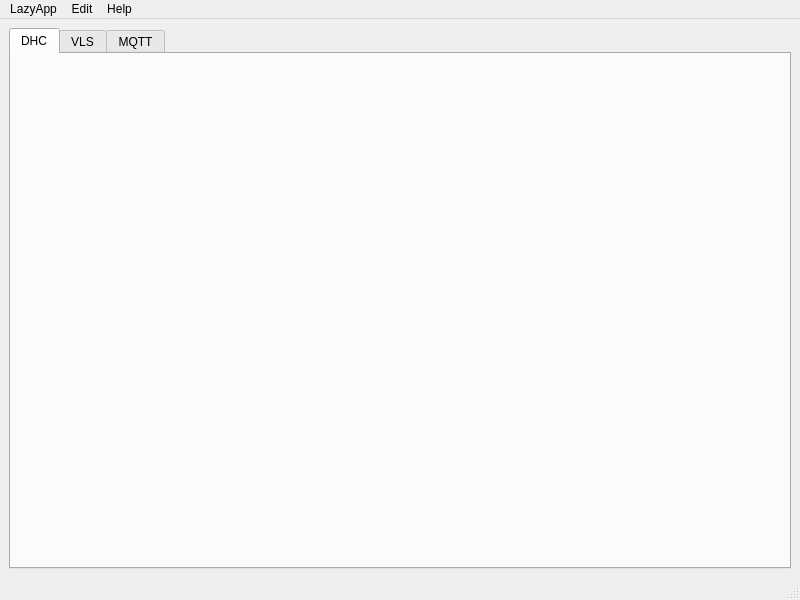
anhembedded/RsLazyApp, file views/pySide6View/mainWindow/mainWindow.ui: the form before one commit.
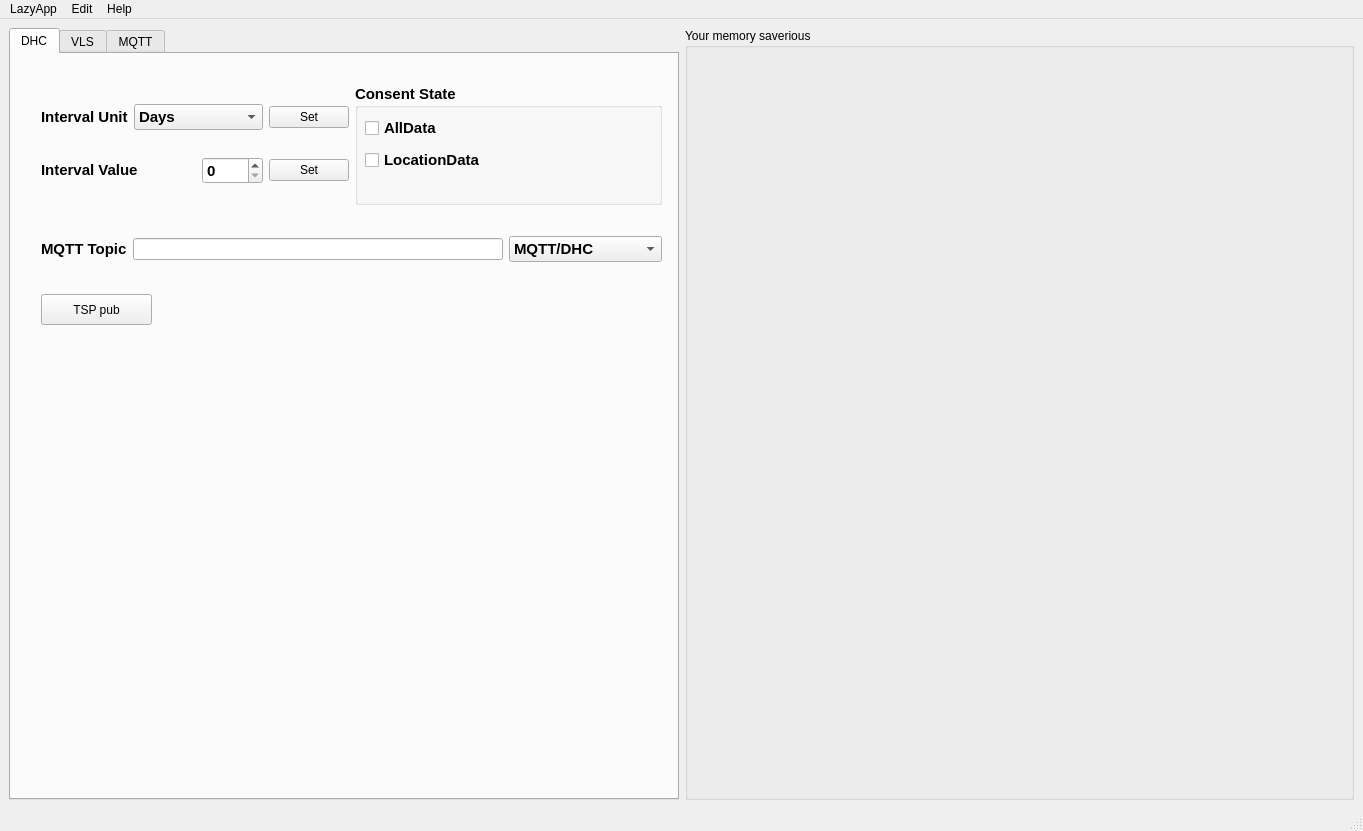
The form after the commit. The open tabs and pages were chosen to show the change. Icons and pictures are not drawn.

The edit to the form file:
```diff
--- a/views/pySide6View/mainWindow/mainWindow.ui
+++ b/views/pySide6View/mainWindow/mainWindow.ui
@@ -6,10 +6,16 @@
    <rect>
     <x>0</x>
     <y>0</y>
-    <width>800</width>
-    <height>600</height>
+    <width>1363</width>
+    <height>831</height>
    </rect>
   </property>
+  <property name="sizePolicy">
+   <sizepolicy hsizetype="Expanding" vsizetype="Expanding">
+    <horstretch>0</horstretch>
+    <verstretch>0</verstretch>
+   </sizepolicy>
+  </property>
   <property name="windowTitle">
    <string>MainWindow</string>
   </property>
@@ -17,6 +23,18 @@
    <layout class="QHBoxLayout" name="horizontalLayout">
     <item>
      <widget class="QTabWidget" name="AppTab">
+      <property name="sizePolicy">
+       <sizepolicy hsizetype="Expanding" vsizetype="Expanding">
+        <horstretch>0</horstretch>
+        <verstretch>0</verstretch>
+       </sizepolicy>
+      </property>
+      <property name="minimumSize">
+       <size>
+        <width>670</width>
+        <height>562</height>
+       </size>
+      </property>
       <property name="autoFillBackground">
        <bool>true</bool>
       </property>
@@ -27,6 +45,234 @@
        <attribute name="title">
         <string>DHC</string>
        </attribute>
+       <widget class="QPushButton" name="pushButton">
+        <property name="geometry">
+         <rect>
+          <x>30</x>
+          <y>240</y>
+          <width>111</width>
+          <height>31</height>
+         </rect>
+        </property>
+        <property name="text">
+         <string>TSP pub</string>
+        </property>
+       </widget>
+       <widget class="QWidget" name="">
+        <property name="geometry">
+         <rect>
+          <x>30</x>
+          <y>30</y>
+          <width>621</width>
+          <height>121</height>
+         </rect>
+        </property>
+        <layout class="QHBoxLayout" name="horizontalLayout_3">
+         <item>
+          <layout class="QGridLayout" name="gridLayout">
+           <item row="0" column="0">
+            <widget class="QLabel" name="label_intervalUnit">
+             <property name="text">
+              <string>&lt;html&gt;&lt;head/&gt;&lt;body&gt;&lt;p&gt;&lt;span style=&quot; font-size:11pt; font-weight:700;&quot;&gt;Interval Unit&lt;/span&gt;&lt;/p&gt;&lt;/body&gt;&lt;/html&gt;</string>
+             </property>
+            </widget>
+           </item>
+           <item row="0" column="1" colspan="2">
+            <widget class="QComboBox" name="comboBox_intervalUnit">
+             <property name="minimumSize">
+              <size>
+               <width>91</width>
+               <height>0</height>
+              </size>
+             </property>
+             <property name="font">
+              <font>
+               <pointsize>11</pointsize>
+               <bold>true</bold>
+              </font>
+             </property>
+             <property name="placeholderText">
+              <string/>
+             </property>
+             <item>
+              <property name="text">
+               <string>Days</string>
+              </property>
+              <property name="icon">
+               <iconset theme="applications-utilities"/>
+              </property>
+             </item>
+             <item>
+              <property name="text">
+               <string>Minutes</string>
+              </property>
+             </item>
+            </widget>
+           </item>
+           <item row="0" column="3">
+            <widget class="QPushButton" name="pushButton_2">
+             <property name="text">
+              <string>Set</string>
+             </property>
+            </widget>
+           </item>
+           <item row="1" column="0" colspan="2">
+            <widget class="QLabel" name="label_IntervalValue">
+             <property name="sizePolicy">
+              <sizepolicy hsizetype="MinimumExpanding" vsizetype="Preferred">
+               <horstretch>0</horstretch>
+               <verstretch>0</verstretch>
+              </sizepolicy>
+             </property>
+             <property name="minimumSize">
+              <size>
+               <width>97</width>
+               <height>29</height>
+              </size>
+             </property>
+             <property name="text">
+              <string>&lt;html&gt;&lt;head/&gt;&lt;body&gt;&lt;p&gt;&lt;span style=&quot; font-size:11pt; font-weight:700;&quot;&gt;Interval Value&lt;/span&gt;&lt;/p&gt;&lt;/body&gt;&lt;/html&gt;</string>
+             </property>
+            </widget>
+           </item>
+           <item row="1" column="2">
+            <widget class="QSpinBox" name="spinBox_IntervalValue">
+             <property name="font">
+              <font>
+               <pointsize>11</pointsize>
+               <bold>true</bold>
+              </font>
+             </property>
+            </widget>
+           </item>
+           <item row="1" column="3">
+            <widget class="QPushButton" name="pushButton_3">
+             <property name="text">
+              <string>Set</string>
+             </property>
+            </widget>
+           </item>
+          </layout>
+         </item>
+         <item>
+          <widget class="QGroupBox" name="groupBox">
+           <property name="font">
+            <font>
+             <pointsize>11</pointsize>
+             <bold>true</bold>
+            </font>
+           </property>
+           <property name="title">
+            <string>Consent State</string>
+           </property>
+           <widget class="QWidget" name="">
+            <property name="geometry">
+             <rect>
+              <x>10</x>
+              <y>30</y>
+              <width>143</width>
+              <height>60</height>
+             </rect>
+            </property>
+            <layout class="QVBoxLayout" name="verticalLayout">
+             <item>
+              <widget class="QCheckBox" name="checkBox">
+               <property name="minimumSize">
+                <size>
+                 <width>131</width>
+                 <height>21</height>
+                </size>
+               </property>
+               <property name="font">
+                <font>
+                 <pointsize>11</pointsize>
+                 <bold>true</bold>
+                </font>
+               </property>
+               <property name="text">
+                <string>AllData</string>
+               </property>
+              </widget>
+             </item>
+             <item>
+              <widget class="QCheckBox" name="checkBox_2">
+               <property name="minimumSize">
+                <size>
+                 <width>141</width>
+                 <height>22</height>
+                </size>
+               </property>
+               <property name="font">
+                <font>
+                 <pointsize>11</pointsize>
+                 <bold>true</bold>
+                </font>
+               </property>
+               <property name="text">
+                <string>LocationData</string>
+               </property>
+              </widget>
+             </item>
+            </layout>
+           </widget>
+          </widget>
+         </item>
+        </layout>
+       </widget>
+       <widget class="QWidget" name="">
+        <property name="geometry">
+         <rect>
+          <x>30</x>
+          <y>180</y>
+          <width>621</width>
+          <height>30</height>
+         </rect>
+        </property>
+        <layout class="QHBoxLayout" name="horizontalLayout_4">
+         <item>
+          <widget class="QLabel" name="label_IntervalValue_3">
+           <property name="text">
+            <string>&lt;html&gt;&lt;head/&gt;&lt;body&gt;&lt;p&gt;&lt;span style=&quot; font-size:11pt; font-weight:700;&quot;&gt;MQTT Topic&lt;/span&gt;&lt;/p&gt;&lt;/body&gt;&lt;/html&gt;</string>
+           </property>
+          </widget>
+         </item>
+         <item>
+          <widget class="QLineEdit" name="lineEdit"/>
+         </item>
+         <item>
+          <widget class="QComboBox" name="comboBox_intervalUnit_2">
+           <property name="minimumSize">
+            <size>
+             <width>91</width>
+             <height>0</height>
+            </size>
+           </property>
+           <property name="font">
+            <font>
+             <pointsize>11</pointsize>
+             <bold>true</bold>
+            </font>
+           </property>
+           <property name="placeholderText">
+            <string/>
+           </property>
+           <item>
+            <property name="text">
+             <string>MQTT/DHC</string>
+            </property>
+            <property name="icon">
+             <iconset theme="applications-utilities"/>
+            </property>
+           </item>
+           <item>
+            <property name="text">
+             <string>MQTT/DHC/result</string>
+            </property>
+           </item>
+          </widget>
+         </item>
+        </layout>
+       </widget>
       </widget>
       <widget class="QWidget" name="VLS_Tab" native="true">
        <attribute name="icon">
@@ -43,6 +289,25 @@
       </widget>
      </widget>
     </item>
+    <item>
+     <widget class="QGroupBox" name="groupBox_terminalLike">
+      <property name="sizePolicy">
+       <sizepolicy hsizetype="Expanding" vsizetype="Expanding">
+        <horstretch>0</horstretch>
+        <verstretch>0</verstretch>
+       </sizepolicy>
+      </property>
+      <property name="minimumSize">
+       <size>
+        <width>669</width>
+        <height>562</height>
+       </size>
+      </property>
+      <property name="title">
+       <string>Your memory saverious</string>
+      </property>
+     </widget>
+    </item>
    </layout>
   </widget>
   <widget class="QMenuBar" name="menubar">
@@ -50,7 +315,7 @@
     <rect>
      <x>0</x>
      <y>0</y>
-     <width>800</width>
+     <width>1363</width>
      <height>21</height>
     </rect>
    </property>
```
Left out of the diff: 8 changed lines with no effect on the pictures.
